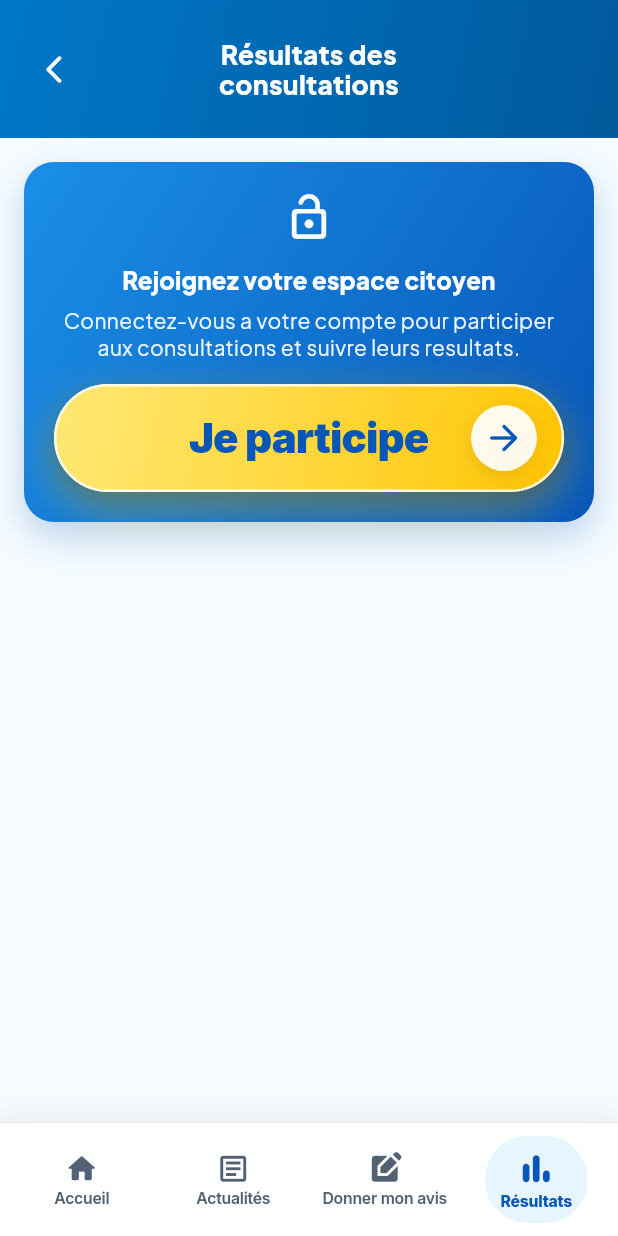
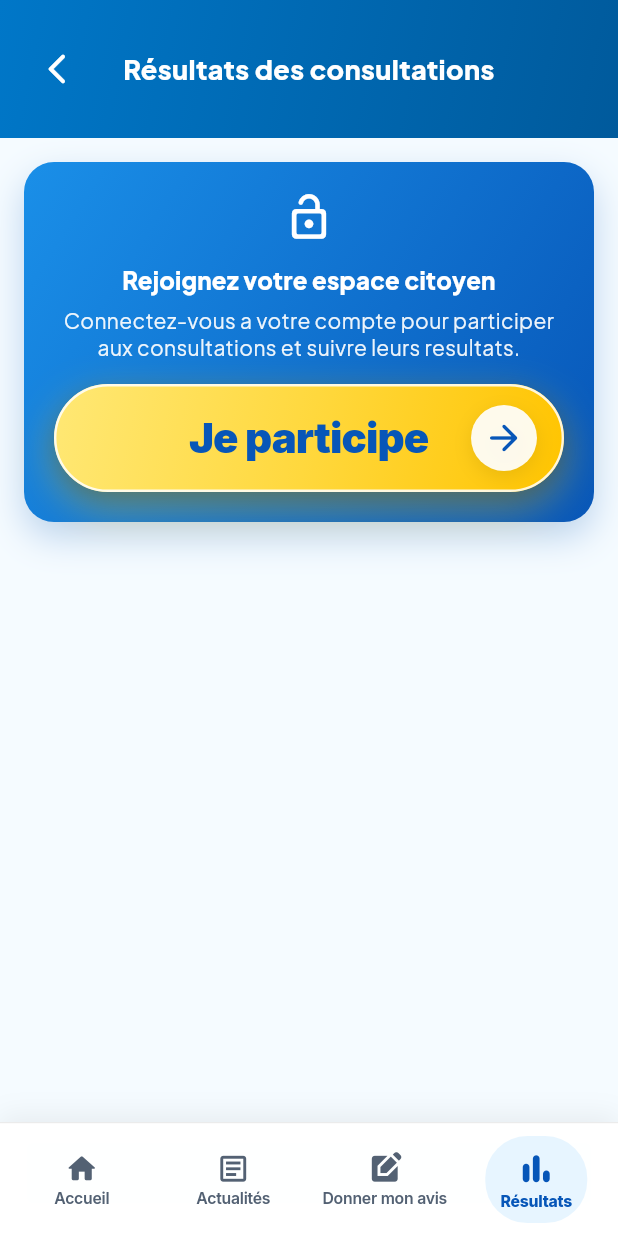
Before and after one commit to stef25fwi/citoyen-peyi, a Flutter app: the PublicResultsPage screen opened by its route, on a phone screen of 412 x 824 dp. Run offline on Flutter 3.47's test engine with Material 3 defaults, Android fonts, the phone set to English and light mode, and no system bars; our stand-ins replace cloud_firestore, firebase_auth, firebase_core, firebase_messaging, fl_chart, flutter_svg and 4 more; missing offline and left inert: dart:html, firebase_app_check; accounts and stored records are empty.

```diff
--- a/flutter_app/lib/pages/public_results_page.dart
+++ b/flutter_app/lib/pages/public_results_page.dart
@@ -5,6 +5,7 @@ import '../services/citizen_public_access_service.dart';
 import '../services/poll_service.dart';
 import '../theme/citizen_design_tokens.dart';
 import '../widgets/citizen/citizen_bottom_nav.dart';
+import '../widgets/citizen/citizen_header.dart';
 import '../widgets/citizen_connect_invite.dart';
 import '../widgets/debug_log_viewer.dart';
 import '../widgets/public_bottom_nav.dart';
@@ -102,7 +103,11 @@ class _PublicResultsPageState extends State<PublicResultsPage> {
           bottom: false,
           child: Column(
             children: [
-              const _ResultsHeader(),
+              const CitizenHeader(
+      title: 'Résultats des consultations',
+      height: 92,
+      trailing: DebugLogButton(label: ''),
+    ),
               Expanded(
                 child: RefreshIndicator(
                   color: CitizenDesignTokens.primaryBlue,
@@ -190,60 +195,6 @@ class _MobileFrame extends StatelessWidget {
       child: ConstrainedBox(
         constraints: const BoxConstraints(maxWidth: 430),
         child: child,
-      ),
-    );
-  }
-}
-
-class _ResultsHeader extends StatelessWidget {
-  const _ResultsHeader();
-
-  @override
-  Widget build(BuildContext context) {
-    return Container(
-      height: 92,
-      width: double.infinity,
-      decoration: const BoxDecoration(
-        gradient: CitizenDesignTokens.headerGradient,
-      ),
-      child: Padding(
-        padding: const EdgeInsets.symmetric(horizontal: 12),
-        child: Stack(
-          alignment: Alignment.center,
-          children: [
-            Align(
-              alignment: Alignment.centerLeft,
-              child: IconButton(
-                tooltip: 'Retour',
-                onPressed: () => Navigator.maybePop(context),
-                icon: const Icon(
-                  Icons.arrow_back_ios_new_rounded,
-                  color: Colors.white,
-                  size: 22,
-                ),
-              ),
-            ),
-            const Padding(
-              padding: EdgeInsets.symmetric(horizontal: 54),
-              child: Text(
-                'Résultats des\nconsultations',
-                textAlign: TextAlign.center,
-                maxLines: 2,
-                overflow: TextOverflow.ellipsis,
-                style: TextStyle(
-                  color: Colors.white,
-                  fontSize: 17.5,
-                  height: 1.15,
-                  fontWeight: FontWeight.w900,
-                ),
-              ),
-            ),
-            const Align(
-              alignment: Alignment.centerRight,
-              child: DebugLogButton(label: ''),
-            ),
-          ],
-        ),
       ),
     );
   }
```
Also changed, not shown: 1 other file.
